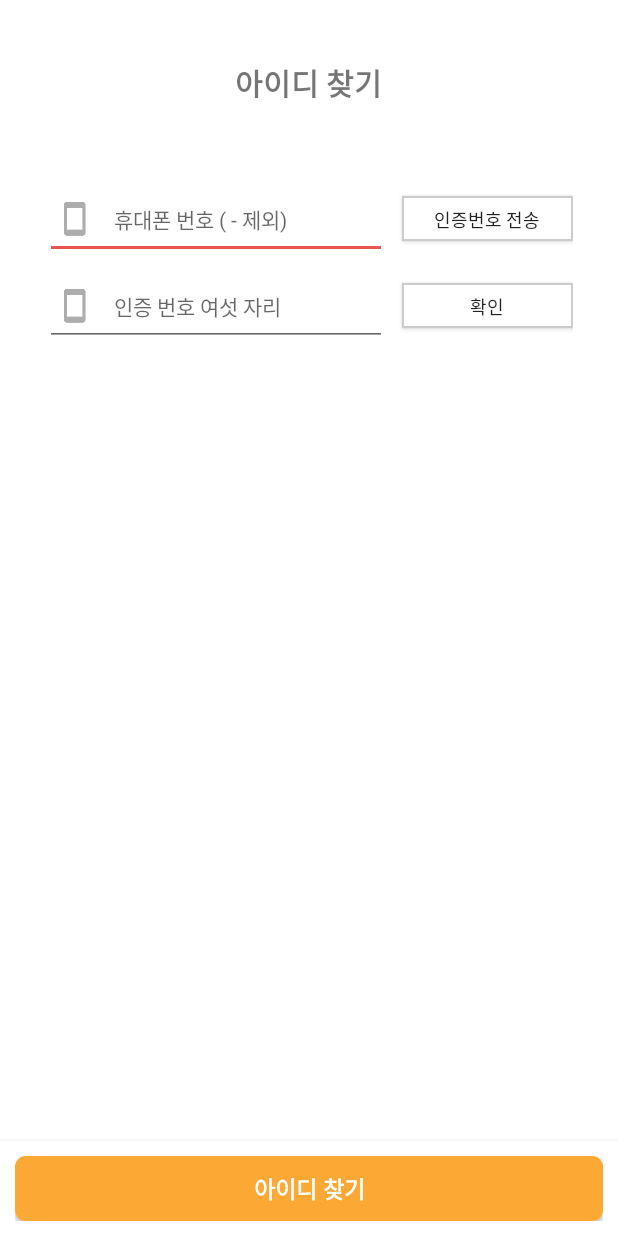
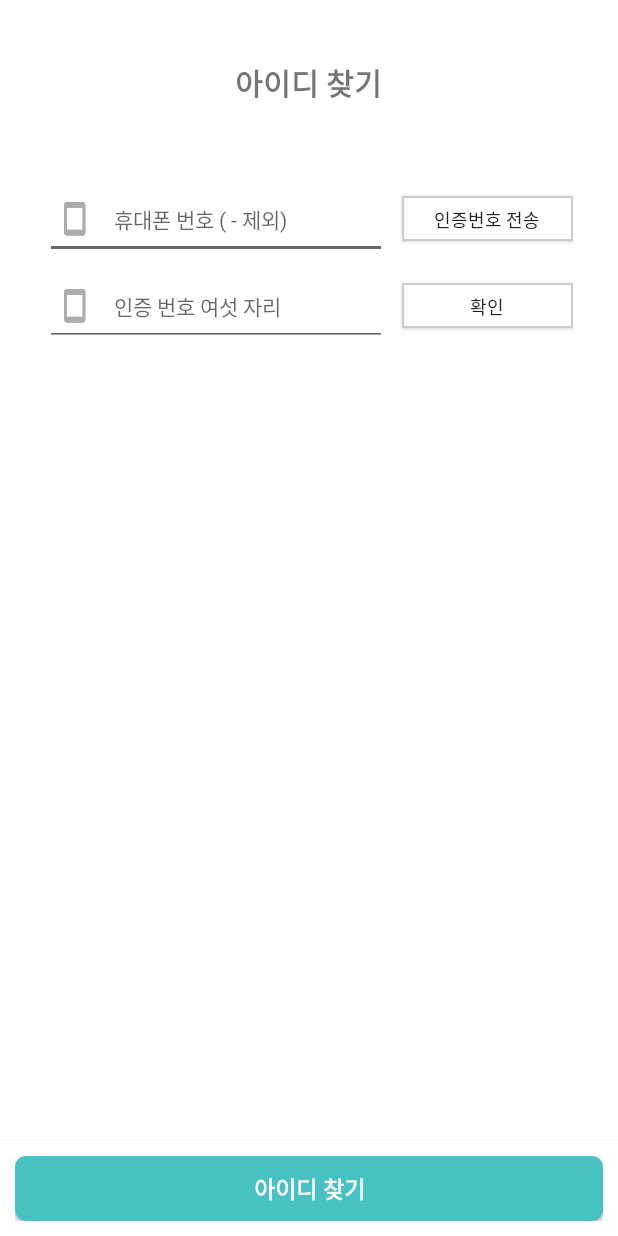
Before and after one commit to JaeyunKang/daily-coupon, an Android app: the FindIdActivity screen opened directly, with no data from a screen before it, on a phone screen of 412 x 824 dp. Run offline under Robolectric (Android 15) with nearby library versions, the phone set to English and light mode, and no system bars.

Commit message:
modify app coler

```diff
--- a/app/src/main/java/com/daypon/ccswwf/dailycoupon/CouponAdapter.java
+++ b/app/src/main/java/com/daypon/ccswwf/dailycoupon/CouponAdapter.java
@@ -60,7 +60,7 @@ public class CouponAdapter extends RecyclerView.Adapter<CouponViewHolder> {
             });
         } else {
             holder.mCouponReceiveText.setText("쿠폰 바로 받기");
-            holder.mCouponReceiveText.setBackgroundResource(R.drawable.round_orange_bg);
+            holder.mCouponReceiveText.setBackgroundResource(R.drawable.round_cyan_bg);
 
             final SharedPreferences userInformation = context.getSharedPreferences("user", 0);
             final String userId = userInformation.getString("user_id", "");
--- a/app/src/main/java/com/daypon/ccswwf/dailycoupon/ShopAdapter.java
+++ b/app/src/main/java/com/daypon/ccswwf/dailycoupon/ShopAdapter.java
@@ -38,7 +38,7 @@ public class ShopAdapter extends RecyclerView.Adapter<ShopViewHolder> {
         Glide.with(context).load(shop.getImgUrl()).apply(options).into(holder.mImageShop);
 
         holder.mNameText.setText(shop.getName());
-        holder.mCouponText.setText("Coupon: " + shop.getCoupons().get(0).getName() + " 등 " + String.valueOf(shop.getCoupons().size()) + "가지 중 선택");
+        holder.mCouponText.setText(shop.getCoupons().get(0).getName() + " 등 " + String.valueOf(shop.getCoupons().size()) + "가지 중 선택");
 
         String visitInfo;
         if (shop.getVisitNum() == 0) {
--- /dev/null
+++ b/app/src/main/res/drawable/round_cyan_bg.xml
@@ -0,0 +1,6 @@
+<?xml version="1.0" encoding="UTF-8"?>
+<shape xmlns:android="http://schemas.android.com/apk/res/android">
+    <solid android:color="@color/colorPrimary"/>
+    <corners android:radius="7dp"/>
+    <padding android:left="5dp" android:top="3dp" android:right="5dp" android:bottom="3dp" />
+</shape>
--- a/app/src/main/res/layout/activity_coupon_complete.xml
+++ b/app/src/main/res/layout/activity_coupon_complete.xml
@@ -107,7 +107,7 @@
             android:minWidth="0dp"
             android:minHeight="0dp"
             android:padding="10dp"
-            android:background="@drawable/round_orange_bg"
+            android:background="@drawable/round_cyan_bg"
             android:text="홈으로"
             android:textColor="#FFF"
             android:textSize="15dp"
--- a/app/src/main/res/layout/activity_coupon_popup.xml
+++ b/app/src/main/res/layout/activity_coupon_popup.xml
@@ -164,7 +164,7 @@
             android:minWidth="0dp"
             android:minHeight="0dp"
             android:padding="10dp"
-            android:background="@drawable/round_orange_bg"
+            android:background="@drawable/round_cyan_bg"
             android:text="직원 확인"
             android:textColor="#FFF"
             android:textSize="15dp"
--- a/app/src/main/res/layout/activity_find_id.xml
+++ b/app/src/main/res/layout/activity_find_id.xml
@@ -104,7 +104,7 @@
             android:minWidth="0dp"
             android:minHeight="0dp"
             android:padding="10dp"
-            android:background="@drawable/round_orange_bg"
+            android:background="@drawable/round_cyan_bg"
             android:text="아이디 찾기"
             android:textColor="#FFF"
             android:textSize="15dp"
--- a/app/src/main/res/layout/activity_find_password.xml
+++ b/app/src/main/res/layout/activity_find_password.xml
@@ -122,7 +122,7 @@
             android:minWidth="0dp"
             android:minHeight="0dp"
             android:padding="10dp"
-            android:background="@drawable/round_orange_bg"
+            android:background="@drawable/round_cyan_bg"
             android:text="비밀번호 찾기"
             android:textColor="#FFF"
             android:textSize="15dp"
--- a/app/src/main/res/layout/activity_register.xml
+++ b/app/src/main/res/layout/activity_register.xml
@@ -249,7 +249,7 @@
             android:minWidth="0dp"
             android:minHeight="0dp"
             android:padding="10dp"
-            android:background="@drawable/round_orange_bg"
+            android:background="@drawable/round_cyan_bg"
             android:text="가입하기"
             android:textColor="#FFF"
             android:textSize="15dp"
--- a/app/src/main/res/layout/fragment_page_home.xml
+++ b/app/src/main/res/layout/fragment_page_home.xml
@@ -32,7 +32,7 @@
                 android:minWidth="0dp"
                 android:minHeight="0dp"
                 android:padding="10dp"
-                android:background="@drawable/round_orange_bg"
+                android:background="@drawable/round_cyan_bg"
                 android:text="멤버십 신청하기"
                 android:textColor="#FFF"
                 android:textSize="15dp"
--- a/app/src/main/res/layout/fragment_page_shop.xml
+++ /dev/null
@@ -1,5 +0,0 @@
-<?xml version="1.0" encoding="utf-8"?>
-<FrameLayout xmlns:android="http://schemas.android.com/apk/res/android"
-    android:layout_width="match_parent" android:layout_height="match_parent">
-
-</FrameLayout>
--- a/app/src/main/res/values/colors.xml
+++ b/app/src/main/res/values/colors.xml
@@ -1,6 +1,6 @@
 <?xml version="1.0" encoding="utf-8"?>
 <resources>
-    <color name="colorPrimary">#FCA835</color>
-    <color name="colorPrimaryDark">#42434B</color>
-    <color name="colorAccent">#EA5652</color>
+    <color name="colorPrimary">#48C1C3</color>
+    <color name="colorPrimaryDark">#333</color>
+    <color name="colorAccent">#666</color>
 </resources>
```
Also changed, not shown: app/src/main/java/com/daypon/ccswwf/dailycoupon/PageShops.java (+39 -1 lines), app/src/main/res/layout/fragment_page_shops.xml (+35 -4 lines), app/src/main/res/layout/shop_view.xml (+18 -33 lines).
